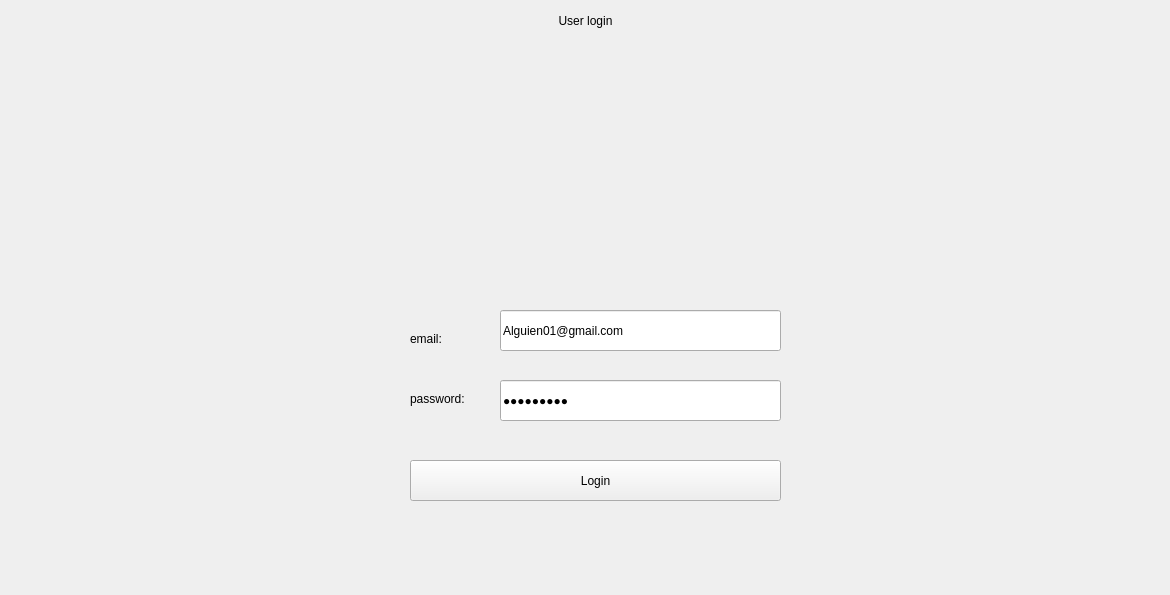
This is src/views/login.ui in Jjat00/Deptherm-Inspection as Qt 5 draws it before an edit. The edited form follows.
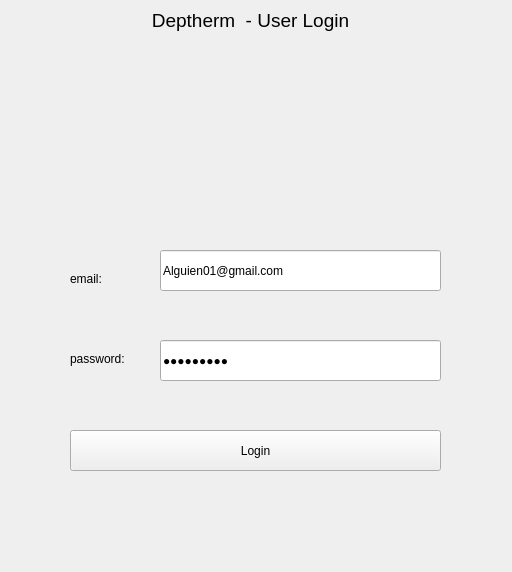
This is the edited form.

Commit message: new user login

```diff
--- a/src/views/login.ui
+++ b/src/views/login.ui
@@ -6,8 +6,8 @@
    <rect>
     <x>0</x>
     <y>0</y>
-    <width>1170</width>
-    <height>595</height>
+    <width>512</width>
+    <height>572</height>
    </rect>
   </property>
   <property name="windowTitle">
@@ -16,8 +16,8 @@
   <widget class="QPushButton" name="buttonLogin">
    <property name="geometry">
     <rect>
-     <x>410</x>
-     <y>460</y>
+     <x>70</x>
+     <y>430</y>
      <width>371</width>
      <height>41</height>
     </rect>
@@ -29,8 +29,8 @@
   <widget class="QLineEdit" name="lineEditEmail">
    <property name="geometry">
     <rect>
-     <x>500</x>
-     <y>310</y>
+     <x>160</x>
+     <y>250</y>
      <width>281</width>
      <height>41</height>
     </rect>
@@ -42,8 +42,8 @@
   <widget class="QLineEdit" name="lineEditPassword">
    <property name="geometry">
     <rect>
-     <x>500</x>
-     <y>380</y>
+     <x>160</x>
+     <y>340</y>
      <width>281</width>
      <height>41</height>
     </rect>
@@ -60,12 +60,17 @@
     <rect>
      <x>-10</x>
      <y>0</y>
-     <width>1191</width>
+     <width>521</width>
      <height>41</height>
     </rect>
    </property>
+   <property name="font">
+    <font>
+     <pointsize>14</pointsize>
+    </font>
+   </property>
    <property name="text">
-    <string>User login</string>
+    <string>Deptherm  - User Login</string>
    </property>
    <property name="alignment">
     <set>Qt::AlignCenter</set>
@@ -74,8 +79,8 @@
   <widget class="QLabel" name="label_3">
    <property name="geometry">
     <rect>
-     <x>410</x>
-     <y>330</y>
+     <x>70</x>
+     <y>270</y>
      <width>67</width>
      <height>17</height>
     </rect>
@@ -87,8 +92,8 @@
   <widget class="QLabel" name="label_4">
    <property name="geometry">
     <rect>
-     <x>410</x>
-     <y>390</y>
+     <x>70</x>
+     <y>350</y>
      <width>67</width>
      <height>17</height>
     </rect>
@@ -100,9 +105,9 @@
   <widget class="QLabel" name="labelMessage">
    <property name="geometry">
     <rect>
-     <x>370</x>
-     <y>530</y>
-     <width>451</width>
+     <x>0</x>
+     <y>480</y>
+     <width>511</width>
      <height>41</height>
     </rect>
    </property>
@@ -116,10 +121,10 @@
   <widget class="QLabel" name="thermalCamera">
    <property name="geometry">
     <rect>
-     <x>60</x>
-     <y>50</y>
-     <width>1031</width>
-     <height>221</height>
+     <x>0</x>
+     <y>70</y>
+     <width>491</width>
+     <height>131</height>
     </rect>
    </property>
    <property name="text">
```
The commit also changes 14 other files.
